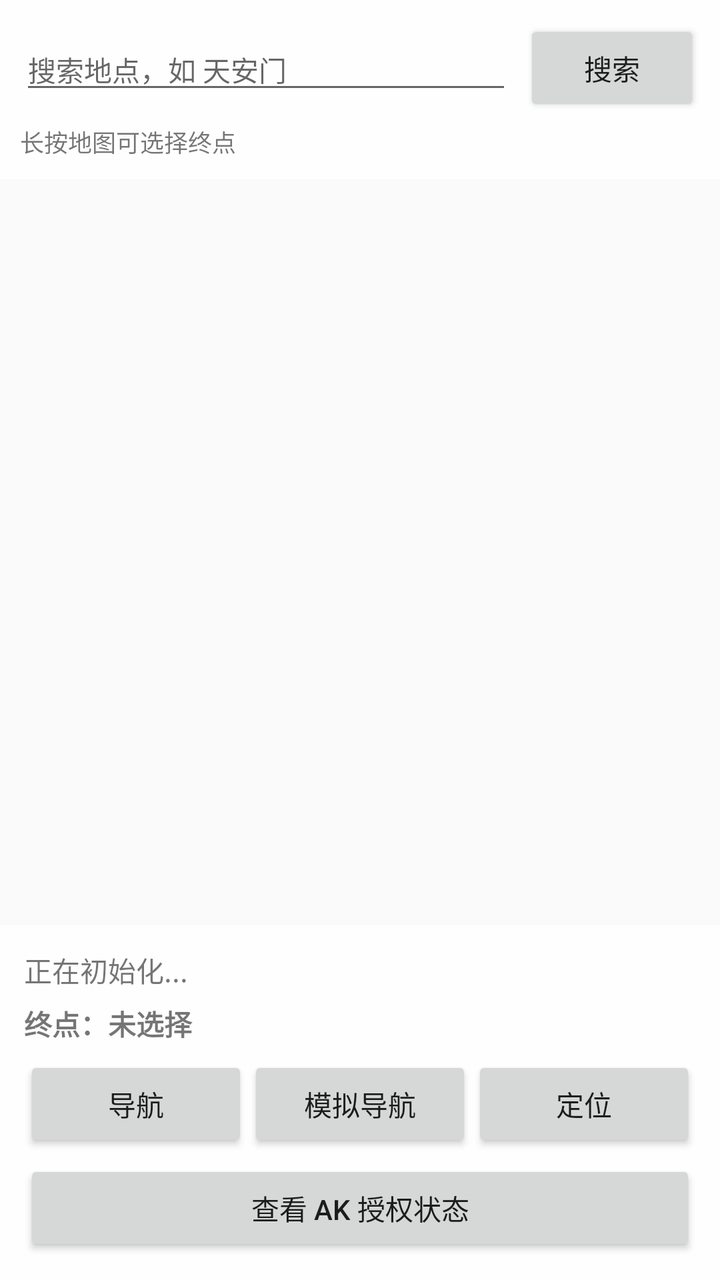
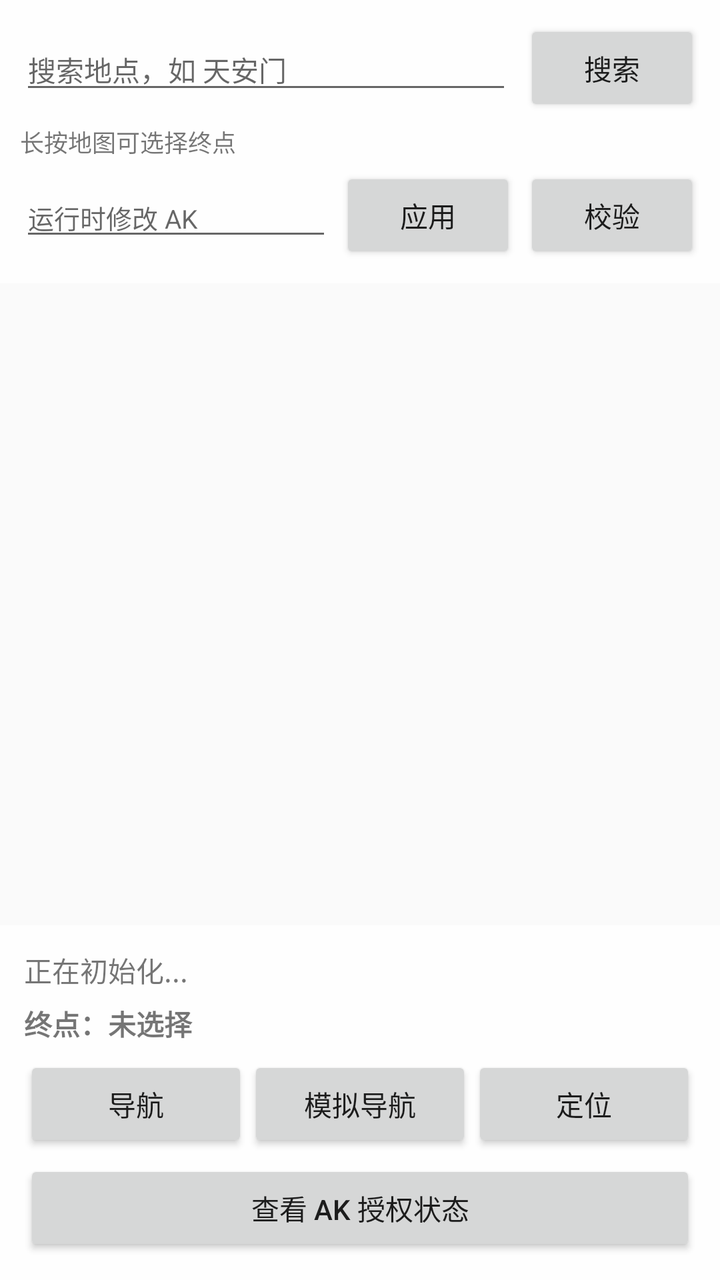

Two renders of the same Android screen: before a commit and after it. Below are the layout's source before the change and the commit's diff.
<!-- AndroidManifest.xml: application theme Theme.MyMap -->
<!-- res/layout/activity_map.xml -->
<?xml version="1.0" encoding="utf-8"?>
<FrameLayout xmlns:android="http://schemas.android.com/apk/res/android"
    android:layout_width="match_parent"
    android:layout_height="match_parent">

    
    <FrameLayout
        android:id="@+id/map_container"
        android:layout_width="match_parent"
        android:layout_height="match_parent" />

    <FrameLayout
        android:id="@+id/navi_container"
        android:layout_width="match_parent"
        android:layout_height="match_parent" />

    <LinearLayout
        android:layout_width="match_parent"
        android:layout_height="wrap_content"
        android:layout_gravity="top"
        android:background="#E6FFFFFF"
        android:orientation="vertical"
        android:padding="10dp">

        <LinearLayout
            android:layout_width="match_parent"
            android:layout_height="wrap_content"
            android:orientation="horizontal">

            <EditText
                android:id="@+id/search_input"
                android:layout_width="0dp"
                android:layout_height="wrap_content"
                android:layout_weight="1"
                android:hint="搜索地点，如 天安门"
                android:imeOptions="actionSearch"
                android:importantForAutofill="no"
                android:inputType="text"
                android:singleLine="true"
                android:textSize="14sp" />

            <Button
                android:id="@+id/search_button"
                android:layout_width="wrap_content"
                android:layout_height="wrap_content"
                android:layout_marginStart="6dp"
                android:text="搜索" />
        </LinearLayout>

        <TextView
            android:id="@+id/hint_text"
            android:layout_width="match_parent"
            android:layout_height="wrap_content"
            android:paddingTop="4dp"
            android:text="长按地图可选择终点"
            android:textSize="12sp" />
    </LinearLayout>

    <LinearLayout
        android:layout_width="match_parent"
        android:layout_height="wrap_content"
        android:layout_gravity="bottom"
        android:background="#E6FFFFFF"
        android:orientation="vertical"
        android:padding="12dp">

        <TextView
            android:id="@+id/status_text"
            android:layout_width="match_parent"
            android:layout_height="wrap_content"
            android:paddingBottom="6dp"
            android:text="正在初始化..."
            android:textSize="14sp" />

        <TextView
            android:id="@+id/destination_text"
            android:layout_width="match_parent"
            android:layout_height="wrap_content"
            android:paddingBottom="6dp"
            android:text="终点：未选择"
            android:textSize="14sp"
            android:textStyle="bold" />

        <LinearLayout
            android:layout_width="match_parent"
            android:layout_height="wrap_content"
            android:orientation="horizontal">

            <Button
                android:id="@+id/start_button"
                android:layout_width="0dp"
                android:layout_height="wrap_content"
                android:layout_weight="1"
                android:text="导航" />

            <Button
                android:id="@+id/mock_button"
                android:layout_width="0dp"
                android:layout_height="wrap_content"
                android:layout_weight="1"
                android:text="模拟导航" />

            <Button
                android:id="@+id/locate_button"
                android:layout_width="0dp"
                android:layout_height="wrap_content"
                android:layout_weight="1"
                android:text="定位" />
        </LinearLayout>

        <Button
            android:id="@+id/auth_button"
            android:layout_width="match_parent"
            android:layout_height="wrap_content"
            android:layout_marginTop="4dp"
            android:text="查看 AK 授权状态" />
    </LinearLayout>

    
    <ListView
        android:id="@+id/result_list"
        android:layout_width="match_parent"
        android:layout_height="0dp"
        android:layout_gravity="center_vertical"
        android:layout_marginTop="80dp"
        android:layout_marginBottom="160dp"
        android:background="#F2FFFFFF"
        android:visibility="gone" />
</FrameLayout>
<!-- resources referenced by this layout -->
<resources>
  <style name="Theme.MyMap" parent="android:Theme.Material.Light.NoActionBar" />
</resources>

<!-- the commit's change to res/layout/activity_map.xml (unified diff, before → after) -->
@@ -54,6 +54,39 @@
             android:paddingTop="4dp"
             android:text="长按地图可选择终点"
             android:textSize="12sp" />
+
+        
+        <LinearLayout
+            android:layout_width="match_parent"
+            android:layout_height="wrap_content"
+            android:layout_marginTop="4dp"
+            android:orientation="horizontal">
+
+            <EditText
+                android:id="@+id/ak_input"
+                android:layout_width="0dp"
+                android:layout_height="wrap_content"
+                android:layout_weight="1"
+                android:hint="运行时修改 AK"
+                android:importantForAutofill="no"
+                android:inputType="text"
+                android:singleLine="true"
+                android:textSize="13sp" />
+
+            <Button
+                android:id="@+id/ak_apply_button"
+                android:layout_width="wrap_content"
+                android:layout_height="wrap_content"
+                android:layout_marginStart="4dp"
+                android:text="应用" />
+
+            <Button
+                android:id="@+id/ak_check_button"
+                android:layout_width="wrap_content"
+                android:layout_height="wrap_content"
+                android:layout_marginStart="4dp"
+                android:text="校验" />
+        </LinearLayout>
     </LinearLayout>
 
     <LinearLayout
